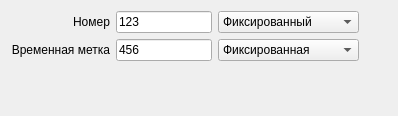
ksv141/NetTester, file common/nettest.ui: the form before one commit.
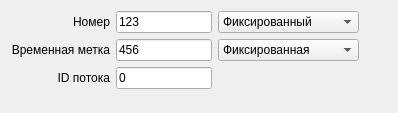
The form after the commit.

Diff of the .ui file:
```diff
--- a/common/nettest.ui
+++ b/common/nettest.ui
@@ -7,25 +7,28 @@
     <x>0</x>
     <y>0</y>
     <width>398</width>
-    <height>116</height>
+    <height>113</height>
    </rect>
   </property>
   <property name="windowTitle">
    <string>Form</string>
   </property>
   <layout class="QGridLayout">
-   <item row="2" column="2">
-    <spacer>
-     <property name="orientation">
-      <enum>Qt::Vertical</enum>
+   <item row="2" column="1">
+    <widget class="QLineEdit" name="nettestStreamID">
+     <property name="inputMask">
+      <string/>
      </property>
-     <property name="sizeHint" stdset="0">
-      <size>
-       <width>20</width>
-       <height>40</height>
-      </size>
+     <property name="text">
+      <string>0</string>
      </property>
-    </spacer>
+     <property name="maxLength">
+      <number>5</number>
+     </property>
+     <property name="readOnly">
+      <bool>false</bool>
+     </property>
+    </widget>
    </item>
    <item row="0" column="1">
     <widget class="QLineEdit" name="nettestSeqNumber">
@@ -120,6 +123,32 @@
      </property>
     </spacer>
    </item>
+   <item row="2" column="0">
+    <widget class="QLabel" name="label_25">
+     <property name="text">
+      <string>ID потока</string>
+     </property>
+     <property name="alignment">
+      <set>Qt::AlignRight|Qt::AlignTrailing|Qt::AlignVCenter</set>
+     </property>
+     <property name="buddy">
+      <cstring>nettestStreamID</cstring>
+     </property>
+    </widget>
+   </item>
+   <item row="3" column="1">
+    <spacer>
+     <property name="orientation">
+      <enum>Qt::Vertical</enum>
+     </property>
+     <property name="sizeHint" stdset="0">
+      <size>
+       <width>20</width>
+       <height>40</height>
+      </size>
+     </property>
+    </spacer>
+   </item>
   </layout>
  </widget>
  <tabstops>
```
